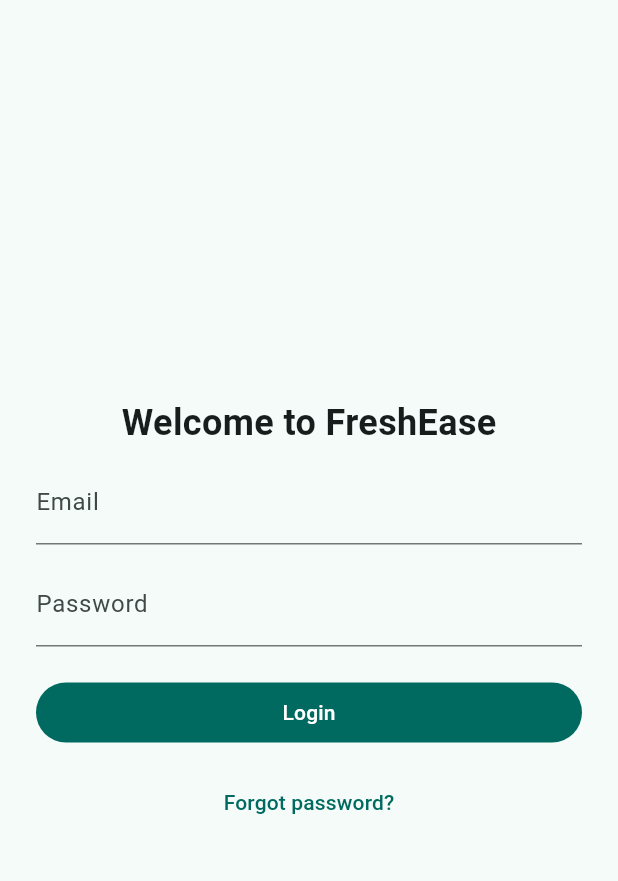
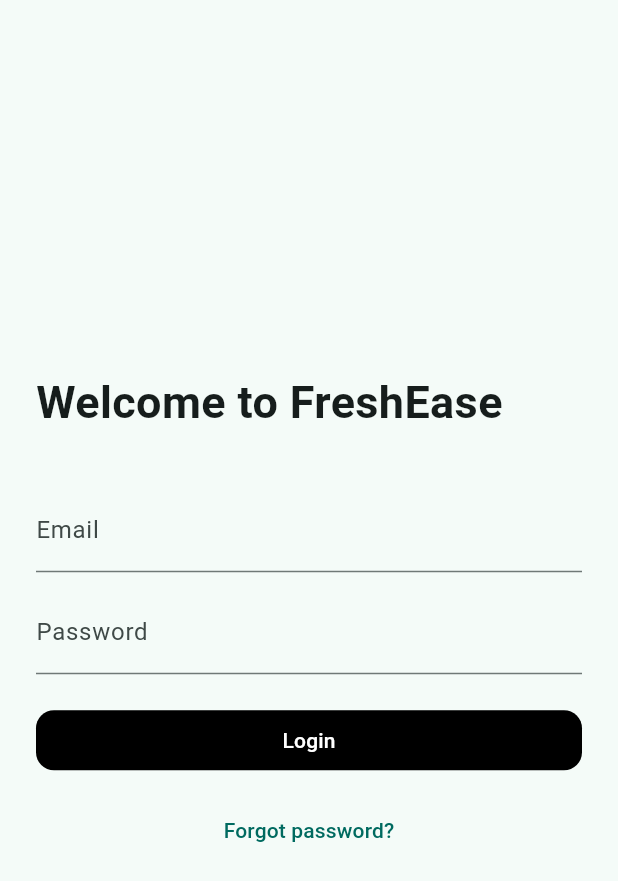
Before and after one commit to jemiezler/freshease, a Flutter app: the LoginPage screen opened by its route, on a phone screen of 412 x 824 dp. Shown: the top 881 px of the screen. Run offline on Flutter 3.47's test engine with Material 3 defaults, Android fonts, the phone set to English and light mode, and no system bars; our stand-ins replace dio, equatable, flutter_bloc, get_it, go_router.

Commit message:
Enhance PrimaryButton and LoginPage UI with styling improvements and layout adjustments

```diff
--- a/frontend/lib/core/widgets/primary_button.dart
+++ b/frontend/lib/core/widgets/primary_button.dart
@@ -3,17 +3,31 @@
 class PrimaryButton extends StatelessWidget {
   final VoidCallback? onPressed;
   final Widget child;
+  final double borderRadius;
+  final Color? color;
+
   const PrimaryButton({
     super.key,
     required this.onPressed,
     required this.child,
+    this.borderRadius = 12,
+    this.color,
   });
 
   @override
   Widget build(BuildContext context) {
     return SizedBox(
       width: double.infinity,
-      child: FilledButton(onPressed: onPressed, child: child),
+      child: FilledButton(
+        onPressed: onPressed,
+        style: FilledButton.styleFrom(
+          shape: RoundedRectangleBorder(
+            borderRadius: BorderRadius.circular(borderRadius),
+          ),
+          backgroundColor: color,
+        ),
+        child: child,
+      ),
     );
   }
 }
--- a/frontend/lib/features/auth/presentation/pages/login_page.dart
+++ b/frontend/lib/features/auth/presentation/pages/login_page.dart
@@ -34,15 +34,16 @@
                 builder: (context, state) {
                   return Column(
                     mainAxisSize: MainAxisSize.min,
+                    crossAxisAlignment: CrossAxisAlignment.stretch,
                     children: [
                       const Text(
                         "Welcome to FreshEase",
                         style: TextStyle(
-                          fontSize: 24,
+                          fontSize: 30,
                           fontWeight: FontWeight.bold,
                         ),
                       ),
-                      const SizedBox(height: 8),
+                      const SizedBox(height: 36),
                       TextField(
                         controller: email,
                         decoration: const InputDecoration(labelText: 'Email'),
@@ -62,6 +63,7 @@
                           style: const TextStyle(color: Colors.red),
                         ),
                       PrimaryButton(
+                        color: Colors.black,
                         onPressed: state.loading
                             ? null
                             : () => context.read<LoginCubit>().submit(
@@ -74,6 +76,7 @@
                                 width: 20,
                                 child: CircularProgressIndicator(
                                   strokeWidth: 2,
+                                  color: Colors.black,
                                 ),
                               )
                             : const Text('Login'),
```
